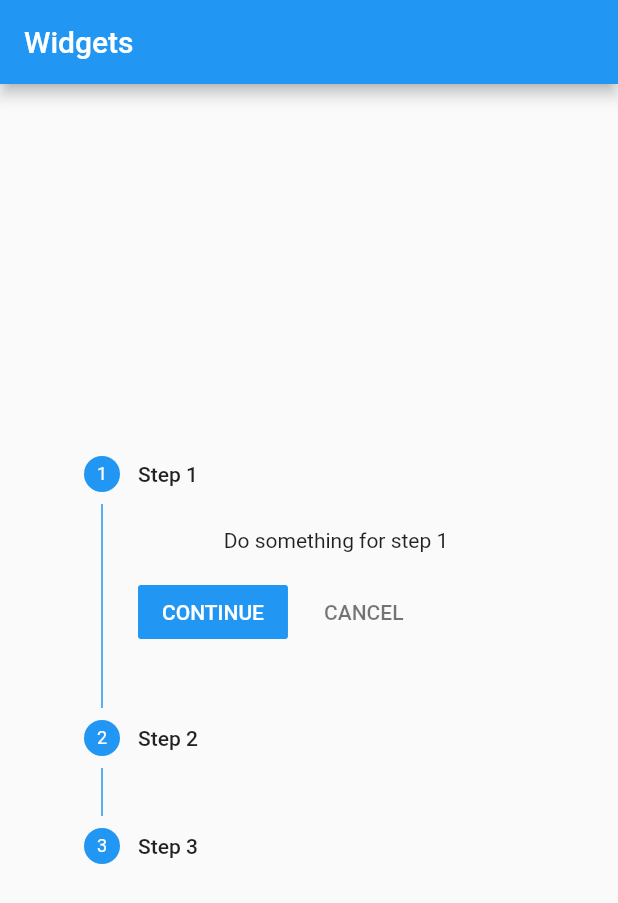
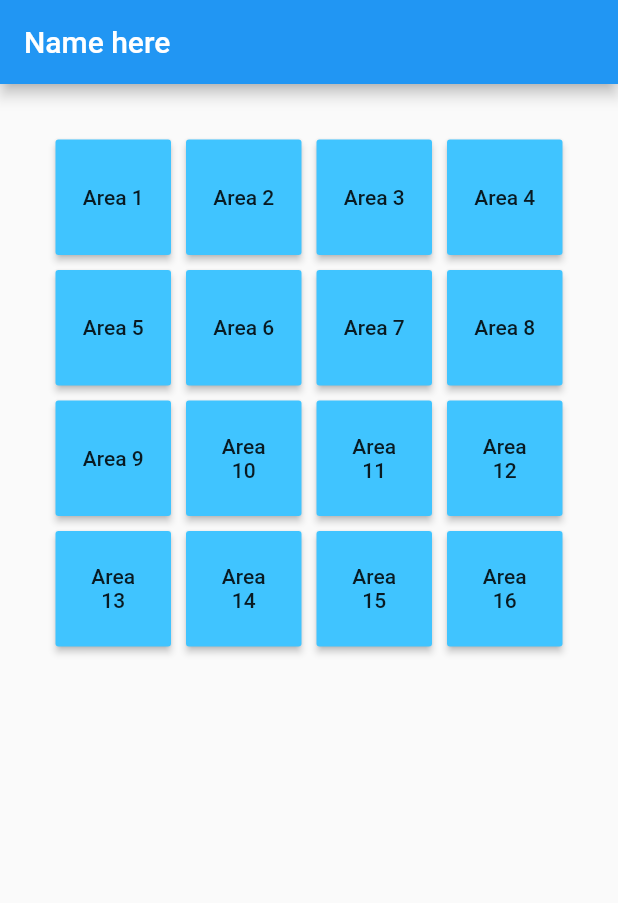
Before and after one commit to codewithiulian/flutter-intermediate, a Flutter app: the screen it shows after launch, on a phone screen of 412 x 824 dp. Shown: the top 903 px of the screen. Run offline on Flutter 3.47's test engine with Material 2 defaults, Android fonts, the phone set to English and light mode, and no system bars.

```diff
--- a/lib/main.dart
+++ b/lib/main.dart
@@ -1,4 +1,5 @@
 import 'package:flutter/material.dart';
+import 'dart:math';
 
 void main() {
   runApp(new MaterialApp(
@@ -11,70 +12,69 @@ class MyApp extends StatefulWidget {
   _State createState() => new _State();
 }
 
+class Area {
+  int index;
+  String name;
+  Color color;
+
+  Area({this.index: -1, this.name: 'Area', this.color: Colors.lightBlueAccent});
+}
+
 class _State extends State<MyApp> {
 
-  List<Step> steps;
-  int current;
+  int location;
+  List<Area> areas;
+
 
   @override
   void initState() {
-    current = 0;
-    steps = <Step>[
-      new Step(
-          title: new Text('Step 1'),
-          content: new Text('Do something for step 1'),
-          isActive: true
-      ),
-      new Step(
-          title: new Text('Step 2'),
-          content: new Text('Do something for step 2'),
-          isActive: true
-      ),
-      new Step(
-          title: new Text('Step 3'),
-          content: new Text('Do something for step 3'),
-          isActive: true
-      ),
-    ];
+    areas = new List<Area>();
+    for(int i = 1; i <= 16; i++) {
+      areas.add(new Area(index: i, name:'Area $i'));
+    }
+
+    var rng = new Random();
+    location = rng.nextInt(areas.length);
+    print('Hint: Area ${location+1}');
   }
 
-  void stepContinue() {
-    setState(() {
-      current++;
-      if(current >= steps.length) current = steps.length - 1;
-    });
+  Widget generate(int index) {
+    return new GridTile(
+      child: new Container(
+        padding: new EdgeInsets.all(5.0),
+        child: new RaisedButton(
+          onPressed: () => onPressed(index),
+          color: areas[index].color,
+          child: new Text(areas[index].name, textAlign: TextAlign.center),
+        )
+      )
+    );
   }
 
-  void stepCancel(){
+  void onPressed(int index) {
     setState(() {
-      current--;
-      if(current < 0) current = 0;
-    });
-  }
-
-  void stepTap(int index) {
-    setState(() {
-      current = index;
-    });
+      if(index == location) {
+        areas[index].color = Colors.green;
+      }else{
+        areas[index].color = Colors.red;
+      }
+    }
+    );
   }
 
   @override
   Widget build(BuildContext context) {
     return new Scaffold(
       appBar: new AppBar(
-        title: new Text('Widgets'),
+        title: new Text('Name here'),
       ),
       body: new Container(
         padding: new EdgeInsets.all(32.0),
         child: new Center(
-          child: new Stepper(
-            steps: steps,
-            type: StepperType.vertical,
-            currentStep: current,
-            onStepCancel: stepCancel,
-            onStepContinue: stepContinue,
-            onStepTapped: stepTap,
-          ),
+          child: new GridView.count(
+            crossAxisCount: 4,
+            children: new List<Widget>.generate(areas.length, generate)
+          )
         ),
       ),
     );
```
